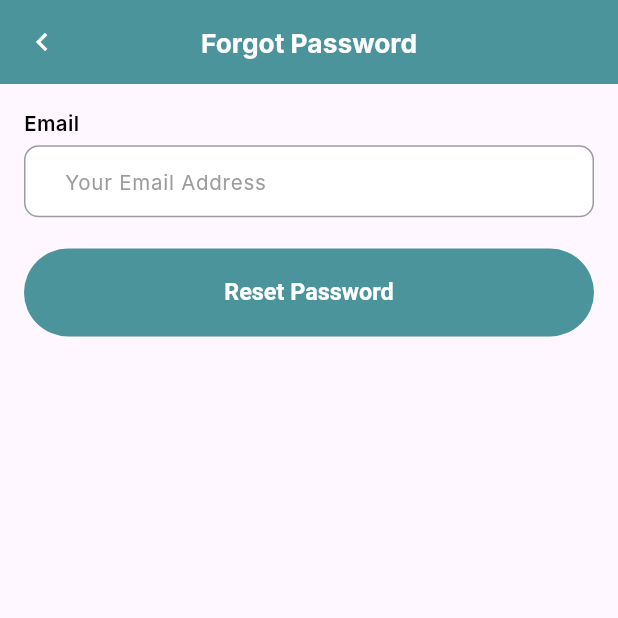
After one commit to Roman-Dzerkal/HostelWay, a Flutter app: the ForgotPasswordLayout screen opened directly, on a phone screen of 412 x 824 dp, the top half of it. The commit adds this screen. Run offline on Flutter 3.47's test engine with Material 3 defaults, Android fonts, the phone set to English and light mode, and no system bars; our stand-ins replace bloc, cached_network_image, cloud_firestore, equatable, firebase_auth, firebase_core and 6 more; accounts and stored records are empty; Roboto replaces fonts that are missing (Archivo, Inter).

Commit message:
Added forgot password flow

```diff
--- /dev/null
+++ b/lib/features/auth/forgot_password/bloc/forgot_password_bloc.dart
@@ -0,0 +1,40 @@
+import 'package:bloc/bloc.dart';
+import 'package:equatable/equatable.dart';
+import 'package:firebase_auth/firebase_auth.dart';
+import 'package:hostelway/features/auth/forgot_password/navigation/forgot_password_navigator.dart';
+import 'package:hostelway/utils/tost_util.dart';
+
+part 'forgot_password_event.dart';
+part 'forgot_password_state.dart';
+
+class ForgotPasswordBloc
+    extends Bloc<ForgotPasswordEvent, ForgotPasswordState> {
+  final ForgotPasswordNavigator navigator;
+
+  ForgotPasswordBloc(this.navigator) : super(ForgotPasswordInitial()) {
+    on<ForgotPasswordEvent>((event, emit) {});
+
+    on<PasswordResetButtonTapEvent>((event, emit) async {
+      // TODO: implement fields validation
+
+      emit(state.copyWith(isBusy: true));
+
+      try {
+        await FirebaseAuth.instance.sendPasswordResetEmail(email: state.email);
+        emit(state.copyWith(isBusy: false));
+        ToastUtil.showError(
+            'Password reset link has been sent to your email address');
+        navigator.goBack();
+      } catch (e) {
+        emit(state.copyWith(isBusy: false));
+        if (e is FirebaseAuthException) {
+          ToastUtil.showError(e.message!);
+        } else if (e is FirebaseException) {
+          ToastUtil.showError(e.message!);
+        } else {
+          ToastUtil.showError(e.toString());
+        }
+      }
+    });
+  }
+}
--- /dev/null
+++ b/lib/features/auth/forgot_password/bloc/forgot_password_event.dart
@@ -0,0 +1,10 @@
+part of 'forgot_password_bloc.dart';
+
+sealed class ForgotPasswordEvent extends Equatable {
+  const ForgotPasswordEvent();
+
+  @override
+  List<Object> get props => [];
+}
+
+class PasswordResetButtonTapEvent extends ForgotPasswordEvent {}
--- /dev/null
+++ b/lib/features/auth/forgot_password/bloc/forgot_password_state.dart
@@ -0,0 +1,35 @@
+part of 'forgot_password_bloc.dart';
+
+sealed class ForgotPasswordState extends Equatable {
+  final bool isBusy;
+
+  final String email;
+
+  const ForgotPasswordState({
+    this.email = '',
+    this.isBusy = false,
+  });
+
+  ForgotPasswordState copyWith({
+    String? email,
+    bool? isBusy,
+  }) {
+    return ForgotPasswordInitial(
+      email: email ?? this.email,
+      isBusy: isBusy ?? this.isBusy,
+    );
+  }
+
+  @override
+  List<Object> get props => [
+        email,
+        isBusy,
+      ];
+}
+
+final class ForgotPasswordInitial extends ForgotPasswordState {
+  ForgotPasswordInitial({
+    super.email,
+    super.isBusy,
+  });
+}
--- /dev/null
+++ b/lib/features/auth/forgot_password/forgot_password_view.dart
@@ -0,0 +1,76 @@
+import 'package:flutter/material.dart';
+import 'package:flutter_bloc/flutter_bloc.dart';
+import 'package:flutter_screenutil/flutter_screenutil.dart';
+import 'package:hostelway/features/auth/forgot_password/bloc/forgot_password_bloc.dart';
+import 'package:hostelway/features/auth/forgot_password/navigation/forgot_password_navigator.dart';
+import 'package:hostelway/resources/custom_colors.dart';
+import 'package:hostelway/resources/text_styling.dart';
+import 'package:hostelway/widget_helpers/best_button.dart';
+import 'package:hostelway/widget_helpers/custom_text_field.dart';
+
+class ForgotPasswordView extends StatelessWidget {
+  const ForgotPasswordView({super.key});
+
+  @override
+  Widget build(BuildContext context) {
+    return BlocProvider(
+      create: (context) => ForgotPasswordBloc(ForgotPasswordNavigator(context)),
+      child: const ForgotPasswordLayout(),
+    );
+  }
+}
+
+class ForgotPasswordLayout extends StatelessWidget {
+  const ForgotPasswordLayout({super.key});
+
+  @override
+  Widget build(BuildContext context) {
+    var bloc = context.read<ForgotPasswordBloc>();
+    return BlocConsumer<ForgotPasswordBloc, ForgotPasswordState>(
+      listener: (context, state) {
+        // TODO: implement listener
+      },
+      builder: (context, state) {
+        return Scaffold(
+            appBar: AppBar(
+              leading: IconButton(
+                color: Colors.white,
+                icon: const Icon(Icons.keyboard_arrow_left_outlined),
+                onPressed: () => Navigator.pop(context),
+              ),
+              centerTitle: true,
+              backgroundColor: CustomColors.primary,
+              title: Text('Forgot Password',
+                  style: TextStyling.whiteText(18, FontWeight.bold)),
+            ),
+            body: Padding(
+              padding: const EdgeInsets.all(16.0),
+              child: ListView(
+                children: [
+                  Padding(
+                    padding: const EdgeInsets.only(bottom: 20.0),
+                    child: CustomTextField(
+                        borderRad: 10.r,
+                        helperTextStyle:
+                            TextStyling.blackText(14, FontWeight.w600),
+                        hintTextStyle:
+                            TextStyling.greyText(14, FontWeight.normal),
+                        height: 50.h,
+                        hintText: 'Your Email Address',
+                        helperText: 'Email'),
+                  ),
+                  BestButton(
+                      onTap: () {
+                        bloc.add(PasswordResetButtonTapEvent());
+                      },
+                      borderRadius: 100.r,
+                      height: 60.h,
+                      text: 'Reset Password',
+                      backgroundColor: CustomColors.primary)
+                ],
+              ),
+            ));
+      },
+    );
+  }
+}
--- /dev/null
+++ b/lib/features/auth/forgot_password/navigation/forgot_password_navigator.dart
@@ -0,0 +1,9 @@
+import 'package:hostelway/utils/role_navigator.dart';
+
+class ForgotPasswordNavigator extends RoleNavigator {
+  ForgotPasswordNavigator(super.context);
+
+  void goBack() {
+    navigator.pop();
+  }
+}
--- a/lib/features/auth/sign_in/bloc/sign_in_event.dart
+++ b/lib/features/auth/sign_in/bloc/sign_in_event.dart
@@ -46,3 +46,5 @@ class PasswordFormSubmittedEvent extends SignInEvent {
     required this.password,
   });
 }
+
+class ForgotPasswordTextTapEvent extends SignInEvent {}
--- a/lib/features/auth/sign_in/navigation/sign_in_navigator.dart
+++ b/lib/features/auth/sign_in/navigation/sign_in_navigator.dart
@@ -1,3 +1,4 @@
+import 'package:hostelway/features/auth/forgot_password/navigation/forgot_password_route.dart';
 import 'package:hostelway/features/auth/sign_up/navigation/sign_in_route.dart';
 import 'package:hostelway/utils/role_navigator.dart';
 import 'package:hostelway/views/home/navigation/home_guest_route.dart';
@@ -17,4 +18,8 @@ class SignInNavigator extends RoleNavigator {
       navigator.pushAndRemoveUntil(HomeManagerRoute(), (route) => false);
     }
   }
+
+  void goToForgotPasswordPage() {
+    navigator.push(ForgotPasswordRoute());
+  }
 }
--- a/pubspec.yaml
+++ b/pubspec.yaml
@@ -30,6 +30,9 @@ dependencies:
   talker: ^3.2.0
   toggle_switch: ^2.1.0
   uuid: ^4.2.2
+  file_picker: ^6.1.1
+  firebase_storage: ^11.6.0
+  firebase_core_platform_interface: ^5.0.0
 
 dev_dependencies:
   flutter_test:
```
Also changed, not shown: lib/features/auth/forgot_password/navigation/forgot_password_route.dart (added, +7 -0 lines), lib/features/auth/sign_in/bloc/sign_in_bloc.dart (+13 -2 lines), lib/features/auth/sign_in/sign_in_view.dart (+6 -6 lines), lib/main.dart (+8 -12 lines), pubspec.lock.
